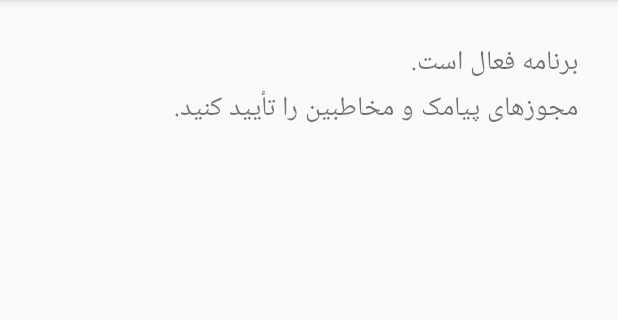
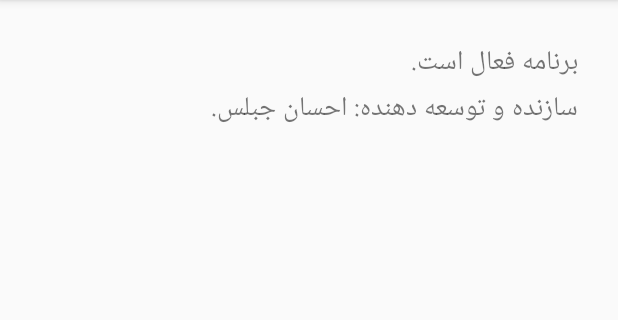
Before and after one commit to ejebeli/missed-call-namerJBL, an Android app: the screen it shows after launch (MainActivity), on a phone screen of 412 x 824 dp, the part 84-404 px from its top. Run offline under Robolectric (Android 15) with nearby library versions, the phone set to English and light mode, and no system bars.

Commit message:
Update MainActivity.kt

```diff
--- a/app/src/main/java/com/example/missedcallnamer/MainActivity.kt
+++ b/app/src/main/java/com/example/missedcallnamer/MainActivity.kt
@@ -16,7 +16,7 @@ class MainActivity : AppCompatActivity() {
         super.onCreate(savedInstanceState)
 
         val tv = TextView(this).apply {
-            text = "برنامه فعال است.\nمجوزهای پیامک و مخاطبین را تأیید کنید."
+            text = "برنامه فعال است.\nسازنده و توسعه دهنده: احسان جبلس."
             textSize = 18f
             setPadding(40, 40, 40, 40)
         }
```
